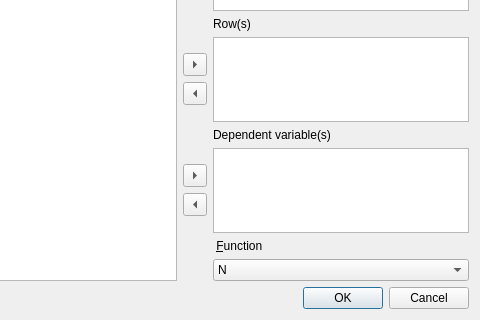
Above: cogstat/ui/pivot.ui from cogstat/cogstat before the change; both pictures show x 103 to 583 and y 216 to 536 of the 583 by 536 pixel window. Below: the same form after it.
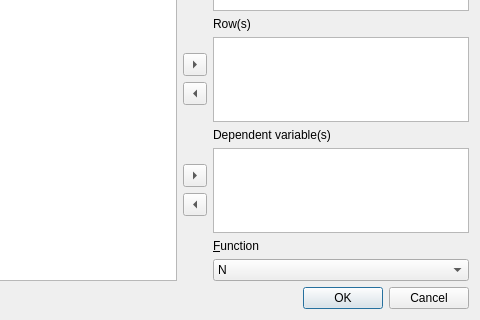
That is the form after the change.

```diff
--- a/cogstat/ui/pivot.ui
+++ b/cogstat/ui/pivot.ui
@@ -292,7 +292,7 @@
      <item row="2" column="1">
       <widget class="QLabel" name="label_6">
        <property name="text">
-        <string> &amp;Function</string>
+        <string>&amp;Function</string>
        </property>
        <property name="buddy">
         <cstring>function</cstring>
```
